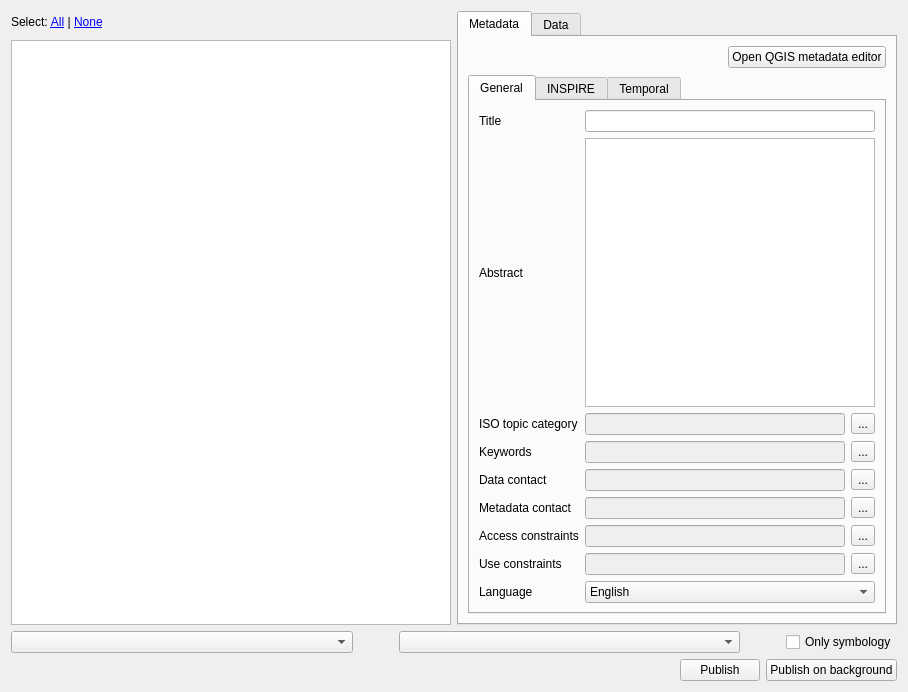
GeoCat/qgis-bridge-plugin, file geocatbridge/ui/publishwidget.ui: the form before one commit.
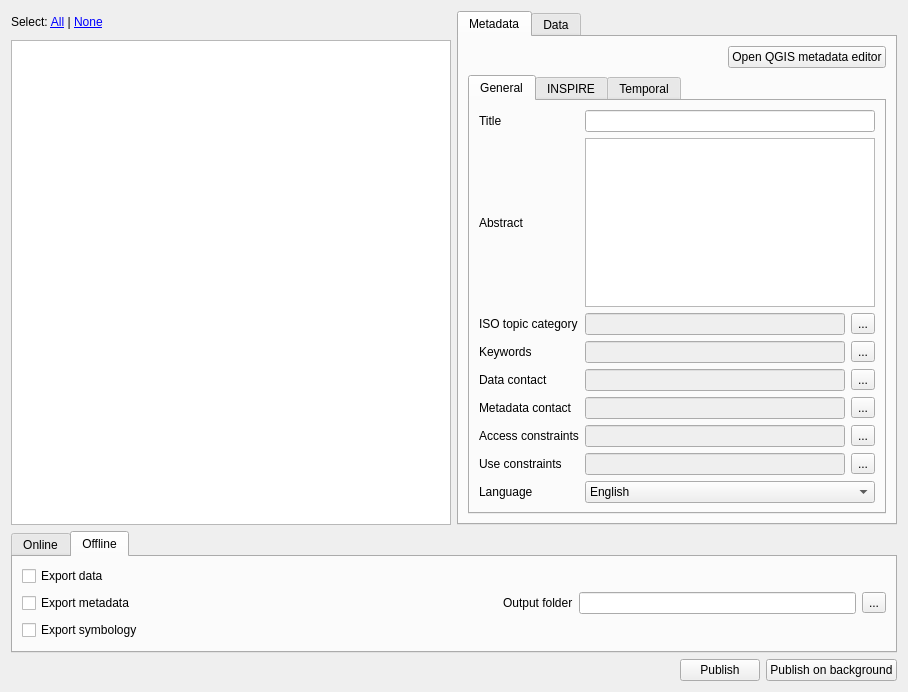
The form after the commit. The open tabs and pages were chosen to show the change. Icons and pictures are not drawn.

Commit message: added offline export

The edit to the form file:
```diff
--- a/geocatbridge/ui/publishwidget.ui
+++ b/geocatbridge/ui/publishwidget.ui
@@ -517,21 +517,111 @@
    </item>
    <item>
     <layout class="QGridLayout" name="gridLayout">
-     <item row="0" column="4">
+     <item row="0" column="0">
+      <widget class="QTabWidget" name="tabOnOffline">
+       <property name="currentIndex">
+        <number>0</number>
+       </property>
+       <widget class="QWidget" name="tabOnline">
+        <attribute name="title">
+         <string>Online</string>
+        </attribute>
+        <layout class="QGridLayout" name="gridLayout_6">
+         <item row="0" column="0">
+          <widget class="QLabel" name="label_19">
+           <property name="text">
+            <string>Data server</string>
+           </property>
+          </widget>
+         </item>
+         <item row="0" column="1">
+          <widget class="QComboBox" name="comboMetadataServer">
+           <property name="sizePolicy">
+            <sizepolicy hsizetype="MinimumExpanding" vsizetype="Fixed">
+             <horstretch>0</horstretch>
+             <verstretch>0</verstretch>
+            </sizepolicy>
+           </property>
+          </widget>
+         </item>
+         <item row="1" column="1">
+          <widget class="QComboBox" name="comboGeodataServer">
+           <property name="sizePolicy">
+            <sizepolicy hsizetype="MinimumExpanding" vsizetype="Fixed">
+             <horstretch>0</horstretch>
+             <verstretch>0</verstretch>
+            </sizepolicy>
+           </property>
+          </widget>
+         </item>
+         <item row="1" column="0">
+          <widget class="QLabel" name="label_20">
+           <property name="text">
+            <string>Metadata server</string>
+           </property>
+          </widget>
+         </item>
+         <item row="0" column="2">
       <widget class="QCheckBox" name="chkOnlySymbology">
        <property name="text">
         <string>Only symbology</string>
        </property>
       </widget>
      </item>
-     <item row="0" column="3">
+        </layout>
+       </widget>
+       <widget class="QWidget" name="tabOffline">
+        <attribute name="title">
+         <string>Offline</string>
+        </attribute>
+        <layout class="QGridLayout" name="gridLayout_7">
+         <item row="1" column="2">
+          <layout class="QHBoxLayout" name="horizontalLayout_6">
+           <item>
+            <widget class="QLabel" name="label_21">
+             <property name="text">
+              <string>Output folder</string>
+             </property>
+            </widget>
+           </item>
+           <item>
+            <widget class="QLineEdit" name="txtExportFolder"/>
+           </item>
+          </layout>
+         </item>
+         <item row="0" column="0">
+          <widget class="QCheckBox" name="chkExportData">
+           <property name="text">
+            <string>Export data</string>
+           </property>
+          </widget>
+         </item>
+         <item row="2" column="0">
+          <widget class="QCheckBox" name="chkExportSymbology">
+           <property name="text">
+            <string>Export symbology</string>
+           </property>
+          </widget>
+         </item>
+         <item row="1" column="0">
+          <widget class="QCheckBox" name="chkExportMetadata">
+           <property name="text">
+            <string>Export metadata</string>
+           </property>
+          </widget>
+         </item>
+         <item row="1" column="3">
+          <widget class="QToolButton" name="btnExportFolder">
+           <property name="text">
+            <string>...</string>
+           </property>
+          </widget>
+         </item>
+         <item row="1" column="1">
       <spacer name="horizontalSpacer">
        <property name="orientation">
         <enum>Qt::Horizontal</enum>
        </property>
-       <property name="sizeType">
-        <enum>QSizePolicy::Fixed</enum>
-       </property>
        <property name="sizeHint" stdset="0">
         <size>
          <width>40</width>
@@ -540,42 +630,10 @@
        </property>
       </spacer>
      </item>
-     <item row="0" column="2">
-      <widget class="QComboBox" name="comboGeodataServer">
-       <property name="sizePolicy">
-        <sizepolicy hsizetype="MinimumExpanding" vsizetype="Fixed">
-         <horstretch>0</horstretch>
-         <verstretch>0</verstretch>
-        </sizepolicy>
-       </property>
-      </widget>
-     </item>
-     <item row="0" column="0">
-      <widget class="QComboBox" name="comboMetadataServer">
-       <property name="sizePolicy">
-        <sizepolicy hsizetype="MinimumExpanding" vsizetype="Fixed">
-         <horstretch>0</horstretch>
-         <verstretch>0</verstretch>
-        </sizepolicy>
-       </property>
+        </layout>
+       </widget>
       </widget>
      </item>
-     <item row="0" column="1">
-      <spacer name="horizontalSpacer_5">
-       <property name="orientation">
-        <enum>Qt::Horizontal</enum>
-       </property>
-       <property name="sizeType">
-        <enum>QSizePolicy::Fixed</enum>
-       </property>
-       <property name="sizeHint" stdset="0">
-        <size>
-         <width>40</width>
-         <height>20</height>
-        </size>
-       </property>
-      </spacer>
-     </item>
     </layout>
    </item>
    <item>
```
Lines whose indentation alone changed are shown as unchanged. The commit also changes 6 other files.
